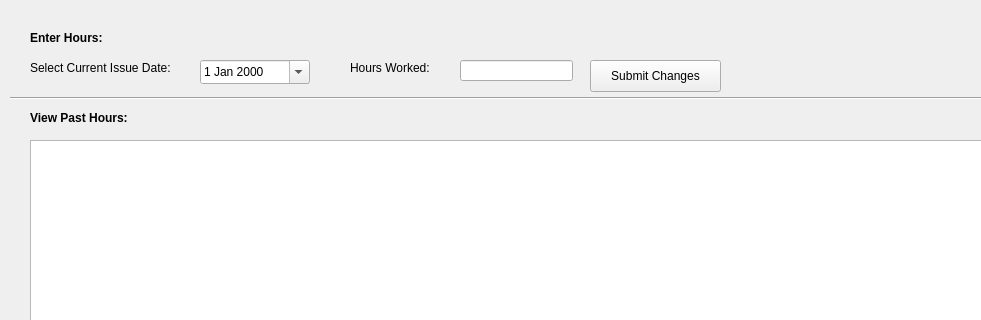
pyridine/LAWRENTIAN, file LAWRENTIAN/LuD/editortimesheetwidget.ui: the form before one commit; both pictures show x 0 to 981 and y 0 to 320 of the 1100 by 600 pixel window.
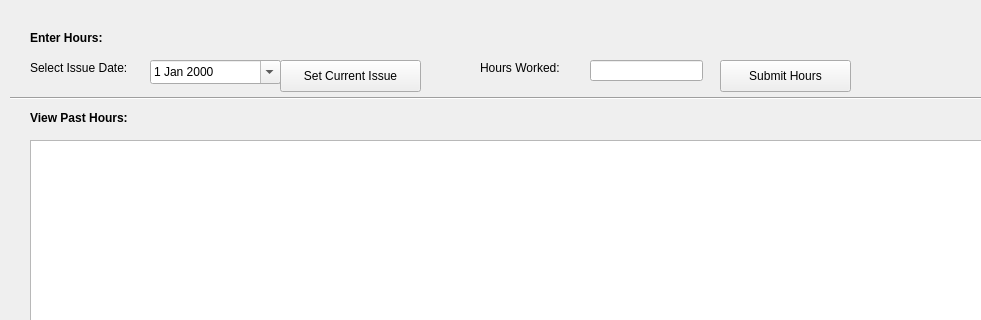
The form after the commit.

The edit to the form file:
```diff
--- a/LAWRENTIAN/LuD/editortimesheetwidget.ui
+++ b/LAWRENTIAN/LuD/editortimesheetwidget.ui
@@ -74,13 +74,13 @@
     </rect>
    </property>
    <property name="text">
-    <string>Select Current Issue Date:</string>
+    <string>Select Issue Date:</string>
    </property>
   </widget>
   <widget class="QLineEdit" name="hoursWorkedTextEdit">
    <property name="geometry">
     <rect>
-     <x>460</x>
+     <x>590</x>
      <y>60</y>
      <width>113</width>
      <height>21</height>
@@ -90,7 +90,7 @@
   <widget class="QLabel" name="label_4">
    <property name="geometry">
     <rect>
-     <x>350</x>
+     <x>480</x>
      <y>60</y>
      <width>111</width>
      <height>16</height>
@@ -103,25 +103,28 @@
   <widget class="QPushButton" name="submitChangesButton">
    <property name="geometry">
     <rect>
-     <x>590</x>
+     <x>720</x>
      <y>60</y>
      <width>131</width>
      <height>32</height>
     </rect>
    </property>
    <property name="text">
-    <string>Submit Changes</string>
+    <string>Submit Hours</string>
    </property>
   </widget>
   <widget class="QDateEdit" name="currentIssueDate">
    <property name="geometry">
     <rect>
-     <x>200</x>
+     <x>150</x>
      <y>60</y>
-     <width>110</width>
+     <width>131</width>
      <height>24</height>
     </rect>
    </property>
+   <property name="displayFormat">
+    <string>d MMM yyyy</string>
+   </property>
    <property name="calendarPopup">
     <bool>true</bool>
    </property>
@@ -136,6 +139,19 @@
     </rect>
    </property>
   </widget>
+  <widget class="QPushButton" name="setCurrentIssueButton">
+   <property name="geometry">
+    <rect>
+     <x>280</x>
+     <y>60</y>
+     <width>141</width>
+     <height>32</height>
+    </rect>
+   </property>
+   <property name="text">
+    <string>Set Current Issue</string>
+   </property>
+  </widget>
  </widget>
  <resources/>
  <connections/>
```
